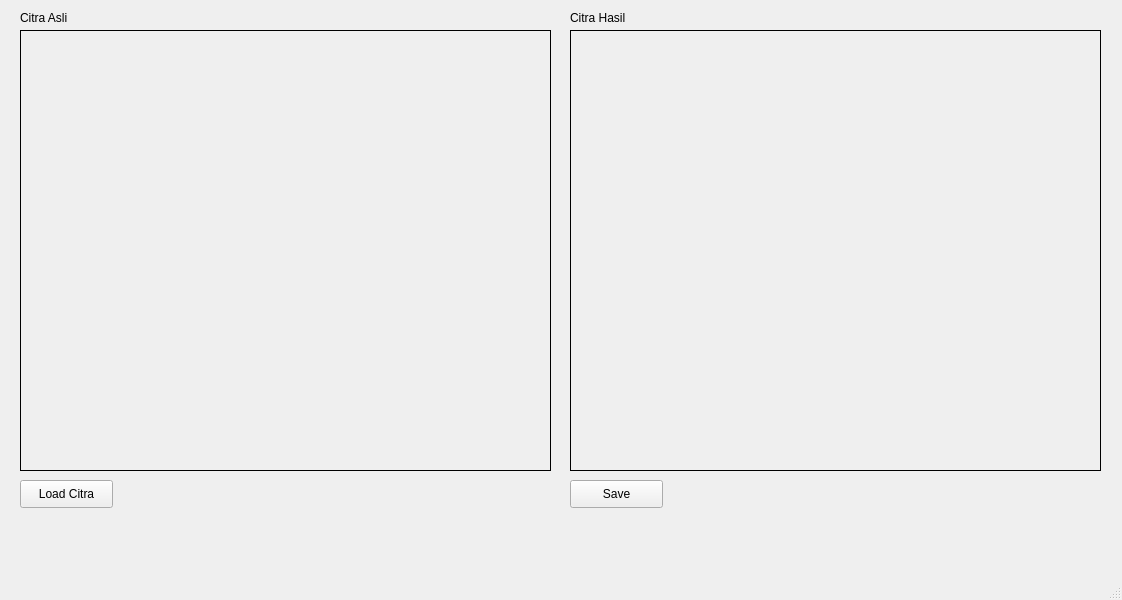
Above: GUI.ui from RaihanDaiva/Tugas-Besar before the change. Below: the same form after it.
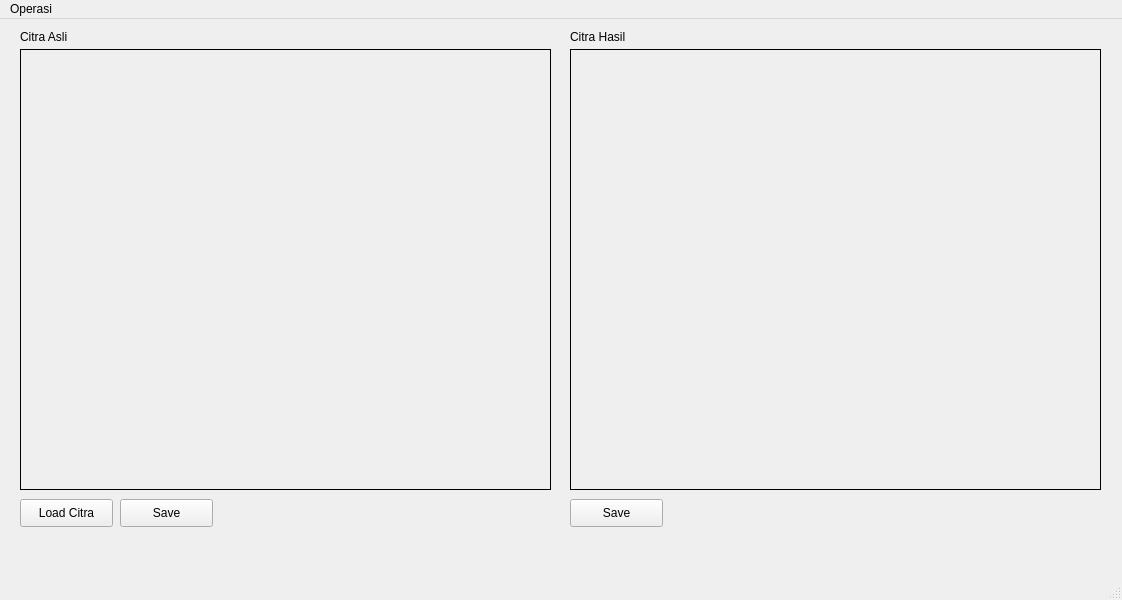
That is the form after the change.

Diff of the .ui file:
```diff
--- a/GUI.ui
+++ b/GUI.ui
@@ -14,7 +14,7 @@
    <string>MainWindow</string>
   </property>
   <widget class="QWidget" name="centralwidget">
-   <widget class="QPushButton" name="button_SaveCitraAsli">
+   <widget class="QPushButton" name="button_LoadCitraAsli">
     <property name="geometry">
      <rect>
       <x>20</x>
@@ -122,6 +122,19 @@
      <string>Save</string>
     </property>
    </widget>
+   <widget class="QPushButton" name="button_SaveCitraAsli">
+    <property name="geometry">
+     <rect>
+      <x>120</x>
+      <y>480</y>
+      <width>93</width>
+      <height>28</height>
+     </rect>
+    </property>
+    <property name="text">
+     <string>Save</string>
+    </property>
+   </widget>
   </widget>
   <widget class="QMenuBar" name="menubar">
    <property name="geometry">
@@ -132,6 +145,15 @@
      <height>26</height>
     </rect>
    </property>
+   <widget class="QMenu" name="menuGrayscale">
+    <property name="title">
+     <string>Operasi</string>
+    </property>
+    <addaction name="separator"/>
+    <addaction name="action_Grayscale"/>
+    <addaction name="action_Biner"/>
+   </widget>
+   <addaction name="menuGrayscale"/>
   </widget>
   <widget class="QStatusBar" name="statusbar"/>
  </widget>
```
Left out of the diff: 10 changed lines with no effect on the pictures.
